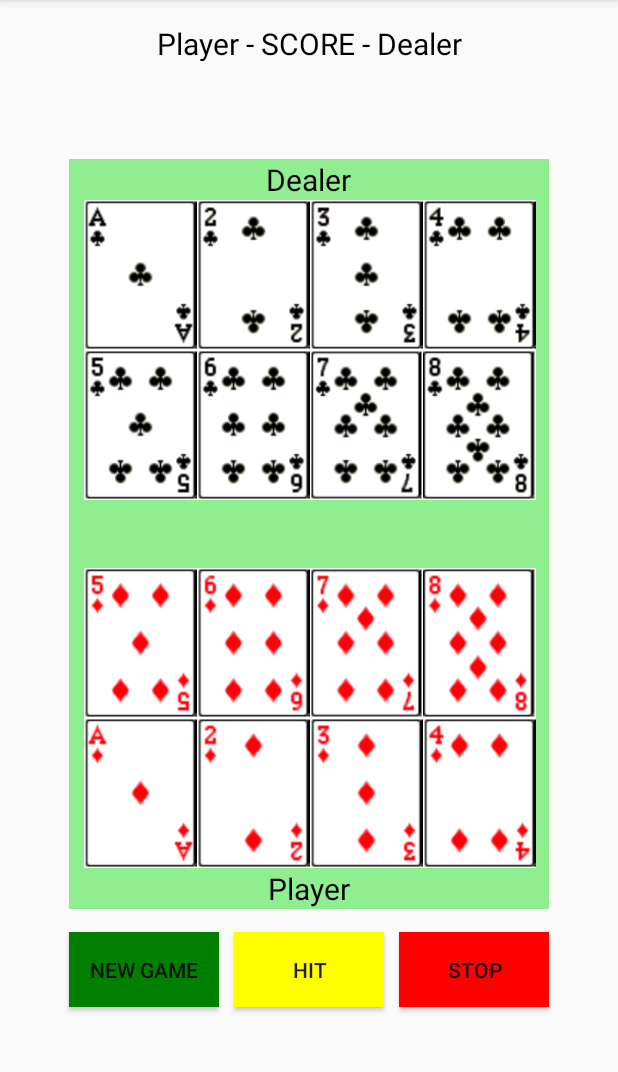
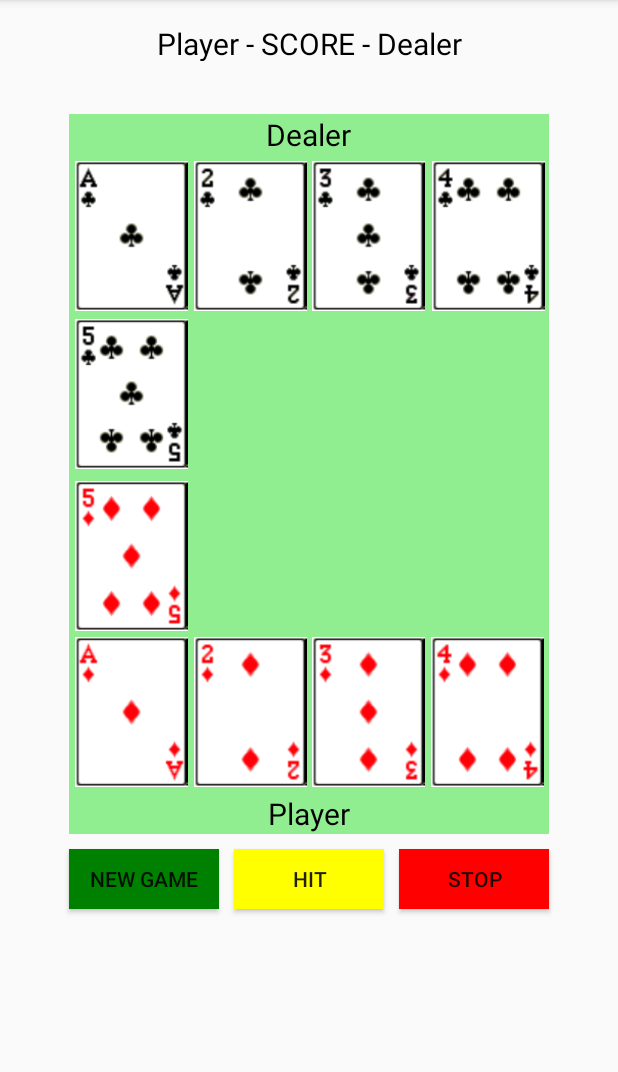
Before and after one commit to iangifford/BlackJackTemp, an Android app: the screen it shows after launch (MainActivity), on a phone screen of 412 x 824 dp, the part 84-1156 px from its top. Run offline under Robolectric (Android 15) with nearby library versions, the phone set to English and light mode, and no system bars.

Commit message:
Compact view to better fit on pixel screen

```diff
--- a/app/src/main/java/com/jackcannon/blackjack/MainActivity.java
+++ b/app/src/main/java/com/jackcannon/blackjack/MainActivity.java
@@ -46,9 +46,7 @@ public class MainActivity extends AppCompatActivity {
         playerCards[2] = (ImageView) findViewById(R.id.player_card_3);
         playerCards[3] = (ImageView) findViewById(R.id.player_card_4);
         playerCards[4] = (ImageView) findViewById(R.id.player_card_5);
-        playerCards[5] = (ImageView) findViewById(R.id.player_card_6);
-        playerCards[6] = (ImageView) findViewById(R.id.player_card_7);
-        playerCards[7] = (ImageView) findViewById(R.id.player_card_8);
+
 
         //Cards assigned to the dealer
         dealerCards = new ImageView[8];
@@ -57,9 +55,6 @@ public class MainActivity extends AppCompatActivity {
         dealerCards[2] = (ImageView) findViewById(R.id.dealer_card_3);
         dealerCards[3] = (ImageView) findViewById(R.id.dealer_card_4);
         dealerCards[4] = (ImageView) findViewById(R.id.dealer_card_5);
-        dealerCards[5] = (ImageView) findViewById(R.id.dealer_card_6);
-        dealerCards[6] = (ImageView) findViewById(R.id.dealer_card_7);
-        dealerCards[7] = (ImageView) findViewById(R.id.dealer_card_8);
 
         //Scores
         playerScore = (TextView) findViewById(R.id.player_score_field);
--- a/app/src/main/res/layout/activity_main.xml
+++ b/app/src/main/res/layout/activity_main.xml
@@ -20,35 +20,36 @@
     <TextView
         android:id="@+id/player_score_field"
         android:layout_width="150dp"
-        android:layout_height="50dp"
+        android:layout_height="20dp"
+        android:layout_below="@+id/score_field"
+        android:layout_alignStart="@+id/score_field"
         android:layout_marginBottom="15dp"
-        android:layout_below="@+id/score_field"
-        android:textSize="30sp"
+        android:gravity="center_vertical|center_horizontal"
         android:textColor="@color/colorBlack"
-        android:layout_alignStart="@+id/score_field"
-        android:gravity="center_vertical|center_horizontal" />
+        android:textSize="30sp" />
 
     <TextView
         android:id="@+id/dealer_score_field"
         android:layout_width="300dp"
-        android:layout_height="50dp"
+        android:layout_height="20dp"
+        android:layout_below="@+id/score_field"
+        android:layout_alignEnd="@+id/score_field"
+        android:layout_centerHorizontal="true"
         android:layout_marginBottom="15dp"
-        android:layout_below="@+id/score_field"
-        android:textSize="30sp"
+        android:layout_toEndOf="@+id/player_score_field"
+        android:gravity="center_vertical|center_horizontal"
         android:textColor="@color/colorBlack"
-        android:gravity="center_vertical|center_horizontal"
-        android:layout_toEndOf="@+id/player_score_field"
-        android:layout_alignEnd="@+id/score_field"
-        android:layout_centerHorizontal="true" />
+        android:textSize="30sp" />
 
     <View
         android:id="@+id/game_background"
-        android:background="@color/colorLightGreen"
         android:layout_width="320dp"
-        android:layout_height="500dp"
+        android:layout_height="480dp"
         android:layout_below="@+id/player_score_field"
         android:layout_centerHorizontal="true"
-        android:layout_marginBottom="15dp"/>
+        android:layout_marginTop="0dp"
+        android:layout_marginBottom="15dp"
+        android:background="@color/colorLightGreen" />
 
     <TextView
         android:id="@+id/dealer_tag"
@@ -66,79 +67,54 @@
         android:layout_height="100dp"
         android:layout_below="@+id/dealer_tag"
         android:layout_alignStart="@id/game_background"
-        android:layout_marginStart="10dp"
-        android:src="@drawable/cards_01"
-        android:contentDescription="@string/dealer_card_1" />
+        android:layout_marginStart="4dp"
+        android:layout_marginTop="4dp"
+        android:contentDescription="@string/dealer_card_1"
+        android:src="@drawable/cards_01" />
 
     <ImageView
         android:id="@+id/dealer_card_2"
         android:layout_width="75dp"
         android:layout_height="100dp"
         android:layout_below="@+id/dealer_tag"
-        android:layout_alignStart="@id/dealer_card_1"
-        android:layout_marginStart="75dp"
-        android:src="@drawable/cards_02"
-        android:contentDescription="@string/dealer_card_2" />
+        android:layout_alignStart="@+id/game_background"
+        android:layout_marginStart="83dp"
+        android:layout_marginTop="4dp"
+        android:contentDescription="@string/dealer_card_2"
+        android:src="@drawable/cards_02" />
 
     <ImageView
         android:id="@+id/dealer_card_3"
         android:layout_width="75dp"
         android:layout_height="100dp"
         android:layout_below="@+id/dealer_tag"
-        android:layout_alignStart="@id/dealer_card_2"
-        android:layout_marginStart="75dp"
-        android:src="@drawable/cards_03"
-        android:contentDescription="@string/dealer_card_3" />
+        android:layout_alignStart="@+id/game_background"
+        android:layout_marginStart="162dp"
+        android:layout_marginTop="4dp"
+        android:contentDescription="@string/dealer_card_3"
+        android:src="@drawable/cards_03" />
 
     <ImageView
         android:id="@+id/dealer_card_4"
         android:layout_width="75dp"
         android:layout_height="100dp"
         android:layout_below="@+id/dealer_tag"
-        android:layout_alignStart="@id/dealer_card_3"
-        android:layout_marginStart="75dp"
-        android:src="@drawable/cards_04"
-        android:contentDescription="@string/dealer_card_4" />
+        android:layout_alignStart="@+id/game_background"
+        android:layout_marginStart="242dp"
+        android:layout_marginTop="4dp"
+        android:contentDescription="@string/dealer_card_4"
+        android:src="@drawable/cards_04" />
 
     <ImageView
         android:id="@+id/dealer_card_5"
         android:layout_width="75dp"
         android:layout_height="100dp"
         android:layout_below="@+id/dealer_card_1"
-        android:layout_alignStart="@id/game_background"
-        android:layout_marginStart="10dp"
-        android:src="@drawable/cards_05"
-        android:contentDescription="@string/dealer_card_5" />
-
-    <ImageView
-        android:id="@+id/dealer_card_6"
-        android:layout_width="75dp"
-        android:layout_height="100dp"
-        android:layout_below="@+id/dealer_card_1"
-        android:layout_alignStart="@id/dealer_card_5"
-        android:layout_marginStart="75dp"
-        android:src="@drawable/cards_06"
-        android:contentDescription="@string/dealer_card_6" />
-
-    <ImageView
-        android:id="@+id/dealer_card_7"
-        android:layout_width="75dp"
-        android:layout_height="100dp"
-        android:layout_below="@+id/dealer_card_1"
-        android:layout_alignStart="@id/dealer_card_6"
-        android:layout_marginStart="75dp"
-        android:src="@drawable/cards_07"
-        android:contentDescription="@string/dealer_card_7" />
-
-    <ImageView
-        android:id="@+id/dealer_card_8"
-        android:layout_width="75dp"
-        android:layout_height="100dp"
-        android:layout_below="@+id/dealer_card_1"
-        android:layout_alignStart="@id/dealer_card_7"
-        android:layout_marginStart="75dp"
-        android:src="@drawable/cards_08"
-        android:contentDescription="@string/dealer_card_8" />
+        android:layout_alignStart="@+id/game_background"
+        android:layout_marginStart="4dp"
+        android:layout_marginTop="5dp"
+        android:contentDescription="@string/dealer_card_5"
+        android:src="@drawable/cards_05" />
 
     <TextView
         android:id="@+id/winner_field"
@@ -167,111 +143,89 @@
         android:layout_height="100dp"
         android:layout_above="@+id/player_tag"
         android:layout_alignStart="@id/game_background"
-        android:layout_marginStart="10dp"
-        android:src="@drawable/cards_40"
-        android:contentDescription="@string/player_card_1" />
+        android:layout_marginStart="4dp"
+        android:layout_marginBottom="4dp"
+        android:contentDescription="@string/player_card_1"
+        android:src="@drawable/cards_40" />
 
     <ImageView
         android:id="@+id/player_card_2"
         android:layout_width="75dp"
         android:layout_height="100dp"
         android:layout_above="@+id/player_tag"
-        android:layout_alignStart="@id/player_card_1"
-        android:layout_marginStart="75dp"
-        android:src="@drawable/cards_41"
-        android:contentDescription="@string/player_card_2" />
+        android:layout_alignStart="@+id/game_background"
+        android:layout_marginStart="83dp"
+        android:layout_marginBottom="4dp"
+        android:contentDescription="@string/player_card_2"
+        android:src="@drawable/cards_41" />
 
     <ImageView
         android:id="@+id/player_card_3"
         android:layout_width="75dp"
         android:layout_height="100dp"
         android:layout_above="@+id/player_tag"
-        android:layout_alignStart="@id/player_card_2"
-        android:layout_marginStart="75dp"
-        android:src="@drawable/cards_42"
-        android:contentDescription="@string/player_card_3" />
+        android:layout_alignStart="@+id/game_background"
+        android:layout_marginStart="162dp"
+        android:layout_marginBottom="4dp"
+        android:contentDescription="@string/player_card_3"
+        android:src="@drawable/cards_42" />
 
     <ImageView
         android:id="@+id/player_card_4"
         android:layout_width="75dp"
         android:layout_height="100dp"
         android:layout_above="@+id/player_tag"
-        android:layout_alignStart="@id/player_card_3"
-        android:layout_marginStart="75dp"
-        android:src="@drawable/cards_43"
-        android:contentDescription="@string/player_card_4" />
+        android:layout_alignStart="@+id/game_background"
+        android:layout_marginStart="241dp"
+        android:layout_marginBottom="4dp"
+        android:contentDescription="@string/player_card_4"
+        android:src="@drawable/cards_43" />
 
     <ImageView
         android:id="@+id/player_card_5"
         android:layout_width="75dp"
         android:layout_height="100dp"
         android:layout_above="@+id/player_card_1"
-        android:layout_alignStart="@id/game_background"
-        android:layout_marginStart="10dp"
-        android:src="@drawable/cards_44"
-        android:contentDescription="@string/player_card_5" />
-
-    <ImageView
-        android:id="@+id/player_card_6"
-        android:layout_width="75dp"
-        android:layout_height="100dp"
-        android:layout_above="@+id/player_card_1"
-        android:layout_alignStart="@id/player_card_5"
-        android:layout_marginStart="75dp"
-        android:src="@drawable/cards_45"
-        android:contentDescription="@string/player_card_6" />
-
-    <ImageView
-        android:id="@+id/player_card_7"
-        android:layout_width="75dp"
-        android:layout_height="100dp"
-        android:layout_above="@+id/player_card_1"
-        android:layout_alignStart="@id/player_card_6"
-        android:layout_marginStart="75dp"
-        android:src="@drawable/cards_46"
-        android:contentDescription="@string/player_card_7" />
-
-    <ImageView
-        android:id="@+id/player_card_8"
-        android:layout_width="75dp"
-        android:layout_height="100dp"
-        android:layout_above="@+id/player_card_1"
-        android:layout_alignStart="@id/player_card_7"
-        android:layout_marginStart="75dp"
-        android:src="@drawable/cards_47"
-        android:contentDescription="@string/player_card_8" />
+        android:layout_alignStart="@+id/game_background"
+        android:layout_marginStart="4dp"
+        android:layout_marginBottom="4dp"
+        android:contentDescription="@string/player_card_5"
+        android:src="@drawable/cards_44" />
 
     <Button
         android:id="@+id/new_game_button"
+        android:layout_width="100dp"
+        android:layout_height="40dp"
+        android:layout_below="@+id/game_background"
+        android:layout_alignStart="@id/score_field"
+        android:layout_marginTop="-5dp"
         android:background="@color/colorGreen"
         android:onClick="new_game"
-        android:text="@string/new_game"
-        android:layout_alignStart="@id/score_field"
-        android:layout_below="@+id/game_background"
-        android:layout_height="50dp"
-        android:layout_width="100dp" />
+        android:text="@string/new_game" />
 
     <Button
         android:id="@+id/hit_button"
+        android:layout_width="100dp"
+        android:layout_height="40dp"
         android:layout_below="@+id/game_background"
+        android:layout_marginStart="10dp"
+        android:layout_marginTop="-5dp"
         android:layout_toEndOf="@+id/new_game_button"
-        android:layout_marginStart="10dp"
         android:background="@color/colorYellow"
         android:onClick="hit"
-        android:text="@string/hit"
-        android:layout_height="50dp"
-        android:layout_width="100dp" />
+        android:text="@string/hit" />
 
     <Button
         android:id="@+id/stop_button"
+        android:layout_width="100dp"
+        android:layout_height="40dp"
         android:layout_below="@+id/game_background"
+        android:layout_marginStart="10dp"
+        android:layout_marginTop="-5dp"
         android:layout_toEndOf="@+id/hit_button"
-        android:layout_marginStart="10dp"
         android:background="@color/colorRed"
         android:onClick="stop"
-        android:text="@string/stop"
-        android:layout_height="50dp"
-        android:layout_width="100dp"/>
+        android:text="@string/stop" />
 
 
 </RelativeLayout>
```
